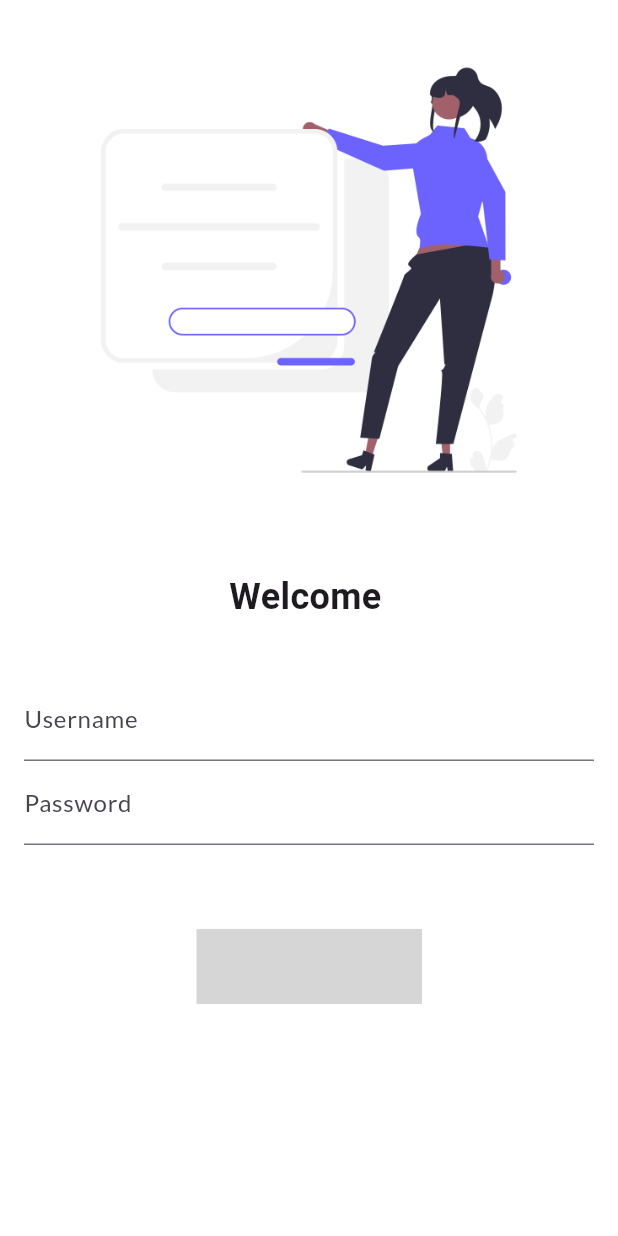
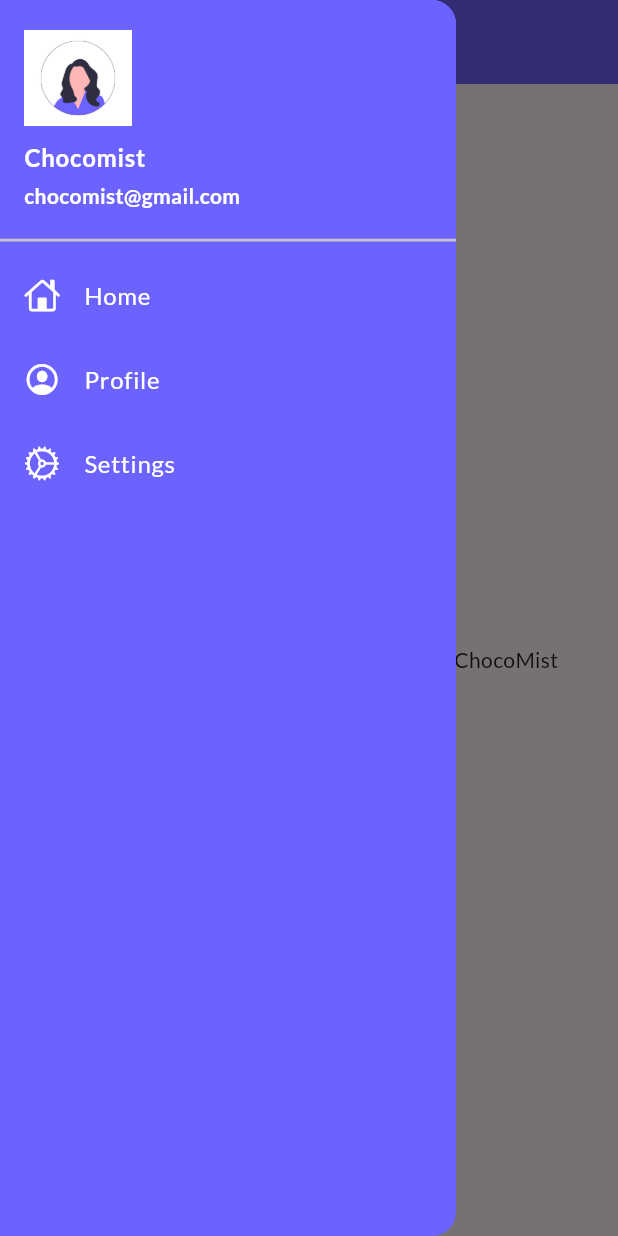
Before and after one commit to EveningLantern/30DaysOfFlutter, a Flutter app: the screen it shows after launch, with the side drawer open (before the commit the screen has no drawer), on a phone screen of 412 x 824 dp. Run offline on Flutter 3.47's test engine with Material 3 defaults, Android fonts, the phone set to English and light mode, and no system bars; our stand-ins replace google_fonts; missing offline and left inert: flutter_animated_button; grey boxes are pictures that could not be loaded.

```diff
--- a/lib/main.dart
+++ b/lib/main.dart
@@ -22,6 +22,7 @@ class MainApp extends StatelessWidget {
         fontFamily: GoogleFonts.lato().fontFamily,
       ),
       darkTheme: ThemeData(brightness: Brightness.dark),
+      initialRoute: MyRoutes.homeRoute,
       routes: {
         "/": (context) => const LoginPage(),
         MyRoutes.loginRoute: (context) => const LoginPage(),
--- a/lib/pages/homepage.dart
+++ b/lib/pages/homepage.dart
@@ -1,4 +1,5 @@
 import 'package:flutter/material.dart';
+import 'package:online_store_basics/widgets/drawers.dart';
 
 class HomePage extends StatelessWidget {
   const HomePage({super.key});
@@ -9,10 +10,12 @@ class HomePage extends StatelessWidget {
     const String name = "ChocoMist";
     return Scaffold(
       appBar: AppBar(
-        backgroundColor: Color(0xff6C63FF),
+        backgroundColor: const Color(0xff6C63FF),
+        foregroundColor: Colors.white,
         centerTitle: true,
         title: const Text(
-          "Catalog App",
+          "CATALOG APP",
+          style: TextStyle(color: Colors.white),
         ),
       ),
       body: Center(
@@ -20,7 +23,7 @@ class HomePage extends StatelessWidget {
           child: const Text("Welcome to $days days Flutter Challenge by $name"),
         ),
       ),
-      drawer: const Drawer(),
+      drawer: const MyDrawer(),
     );
   }
 }
--- /dev/null
+++ b/lib/widgets/drawers.dart
@@ -0,0 +1,71 @@
+import 'package:flutter/cupertino.dart';
+import 'package:flutter/material.dart';
+import 'package:online_store_basics/pages/loginpage.dart';
+
+class MyDrawer extends StatelessWidget {
+  const MyDrawer({super.key});
+
+  @override
+  Widget build(BuildContext context) {
+    return Drawer(
+      backgroundColor: const Color(0xff6C63FF),
+      child: ListView(
+        padding: EdgeInsets.zero,
+        children: [
+          DrawerHeader(
+            padding: EdgeInsets.zero,
+            child: UserAccountsDrawerHeader(
+              currentAccountPicture:
+                  Image.asset("assets/images/profile_image.png"),
+              decoration: const BoxDecoration(color: Color(0xff6C63FF)),
+              margin: EdgeInsets.zero,
+              accountName: const Text(
+                "Chocomist",
+                style:
+                    TextStyle(color: Colors.white, fontWeight: FontWeight.bold),
+              ),
+              accountEmail: const Text(
+                "chocomist@gmail.com",
+                style:
+                    TextStyle(color: Colors.white, fontWeight: FontWeight.bold),
+              ),
+            ),
+          ),
+          ListTile(
+            leading: Icon(
+              CupertinoIcons.home,
+              color: Colors.white,
+              size: 24,
+            ),
+            title: Text(
+              "Home",
+              style: TextStyle(color: Colors.white),
+            ),
+          ),
+          ListTile(
+            leading: Icon(
+              CupertinoIcons.profile_circled,
+              color: Colors.white,
+              size: 24,
+            ),
+            title: Text(
+              "Profile",
+              style: TextStyle(color: Colors.white),
+            ),
+          ),
+          ListTile(
+            leading: Icon(
+              CupertinoIcons.settings_solid,
+              color: Colors.white,
+              size: 24,
+            ),
+            title: Text(
+              "Settings",
+              style: TextStyle(color: Colors.white),
+            ),
+          ),
+        ],
+      ),
+    );
+  }
+}
--- a/pubspec.yaml
+++ b/pubspec.yaml
@@ -11,6 +11,7 @@ dependencies:
     sdk: flutter
   google_fonts: ^6.2.1
   flutter_animated_button: ^2.0.3
+  cupertino_icons: ^1.0.8
 
 dev_dependencies:
   flutter_test:
```
Also changed, not shown: lib/pages/loginpage.dart (+29 -7 lines), assets/images/profile_image.png (added), pubspec.lock.
